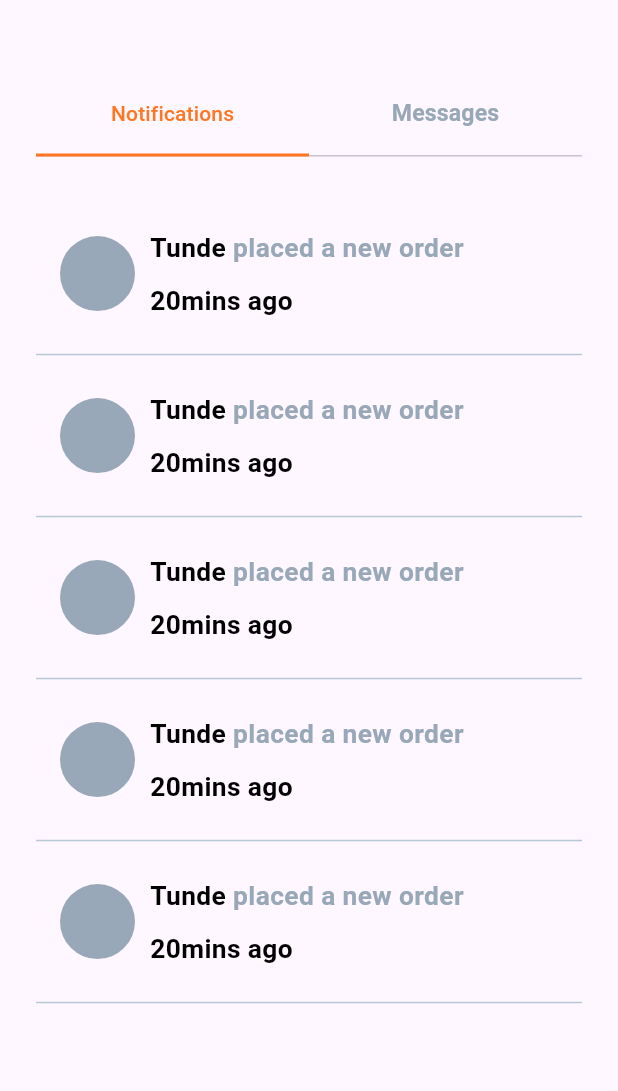
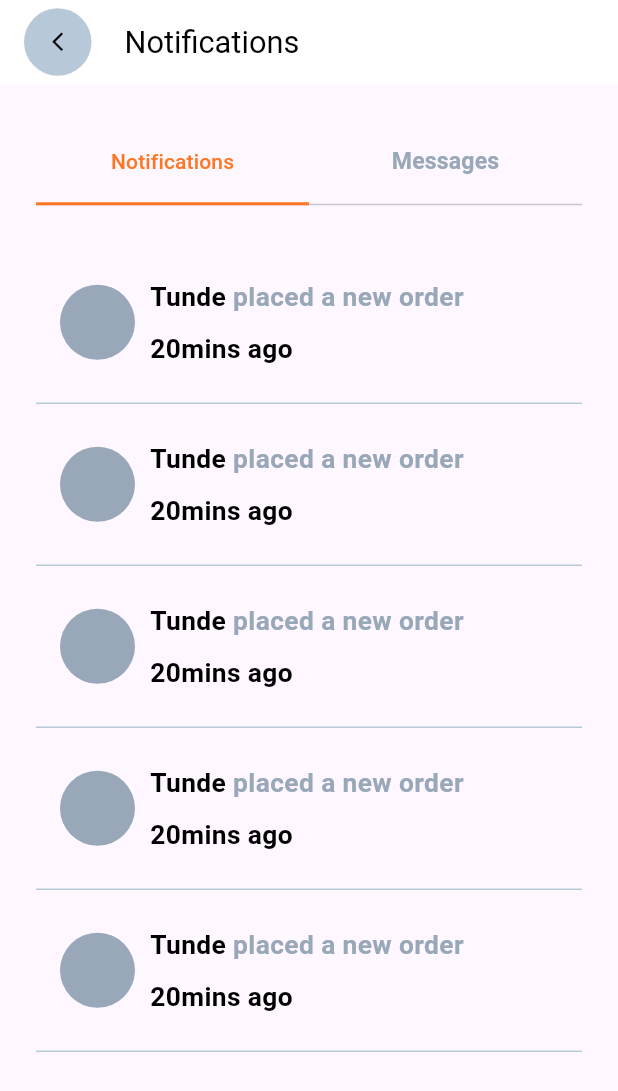
Before and after one commit to Teewhydot/food, a Flutter app: the Notifications screen opened by its route, on a phone screen of 412 x 824 dp. Shown: the top 1091 px of the screen. Run offline on Flutter 3.47's test engine with Material 3 defaults, Android fonts, the phone set to English and light mode, and no system bars; drawn by our look-alikes of contained_tab_bar_view; our stand-ins replace avatar_glow, bloc, cached_network_image, carousel_slider, dartz, firebase_auth and 21 more; missing offline and left inert: flutter_sliding_box; accounts and stored records are empty; generated files the repository leaves out were written again; Roboto replaces fonts that are missing (Abel, Sen).

Commit message:
Refactor notification screen to use standard Scaffold and adjust spacing
- Removed custom `FScaffold` from the notifications screen and replaced it with a standard `Scaffold`.
- Adjusted horizontal spacing in cart and home screens.
- Removed price update when adding food to cart in `food_details.dart`.

This commit is a bug fix for adding items to cart.

```diff
--- a/lib/food/features/home/presentation/screens/food_details.dart
+++ b/lib/food/features/home/presentation/screens/food_details.dart
@@ -117,7 +117,6 @@ class _FoodDetailsState extends State<FoodDetails> {
                       onPressed: () {
                         final finalFoodEntity = widget.foodEntity.copyWith(
                           quantity: foodQuantity,
-                          price: totalPrice,
                         );
                         context.read<CartCubit>().addFood(finalFoodEntity);
                         nav.goBack();
--- a/lib/food/features/home/presentation/screens/home.dart
+++ b/lib/food/features/home/presentation/screens/home.dart
@@ -790,7 +790,7 @@ class _HomeState extends State<Home> {
                     nav.navigateTo(Routes.menu);
                   },
                 ),
-                18.horizontalSpace,
+                20.horizontalSpace,
                 Column(
                   crossAxisAlignment: CrossAxisAlignment.start,
                   children: [
--- a/lib/food/features/payments/presentation/screens/cart.dart
+++ b/lib/food/features/payments/presentation/screens/cart.dart
@@ -41,7 +41,7 @@ class _CartState extends State<Cart> {
               appBarWidget: Row(
                 children: [
                   BackWidget(),
-                  18.horizontalSpace,
+                  20.horizontalSpace,
                   FText(text: "Cart", color: kWhiteColor),
                   Spacer(),
                 ],
--- a/lib/food/features/tracking/presentation/screens/notifications.dart
+++ b/lib/food/features/tracking/presentation/screens/notifications.dart
@@ -5,7 +5,6 @@ import 'package:get/get.dart';
 import 'package:get_it/get_it.dart';
 import 'package:google_fonts/google_fonts.dart';
 
-import '../../../../components/scaffold.dart';
 import '../../../../components/texts/texts.dart';
 import '../../../../core/constants/app_constants.dart';
 import '../../../../core/services/navigation_service/nav_config.dart';
@@ -21,21 +20,29 @@ class Notifications extends StatelessWidget {
   Widget build(BuildContext context) {
     final nav = GetIt.instance<NavigationService>();
 
-    return FScaffold(
-      appBarWidget: Row(
-        children: [
-          BackWidget(color: kContainerColor),
-          10.horizontalSpace,
-          FText(
-            text: "Notifications",
-            fontWeight: FontWeight.w400,
-            fontSize: 17,
+    return Scaffold(
+      appBar: PreferredSize(
+        preferredSize: Size.fromHeight(56.h),
+        child: AppBar(
+          backgroundColor: kWhiteColor,
+          elevation: 0,
+          automaticallyImplyLeading: false,
+          title: Row(
+            children: [
+              BackWidget(color: kGreyColor),
+              20.horizontalSpace,
+              FText(
+                text: "Notifications",
+                fontSize: 17.sp,
+                fontWeight: FontWeight.w400,
+                color: kBlackColor,
+              ),
+            ],
           ),
-        ],
+        ),
       ),
       body: Column(
         children: [
-          24.verticalSpace,
           Expanded(
             child: ContainedTabBarView(
               tabBarProperties: TabBarProperties(
```
